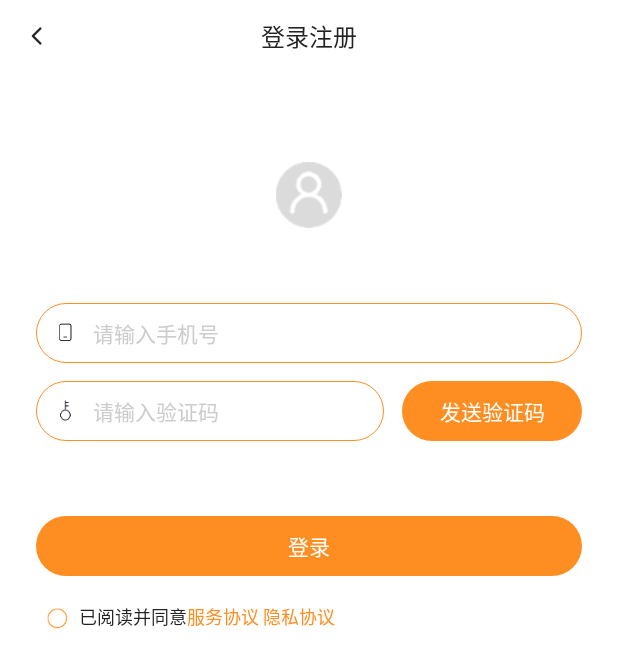
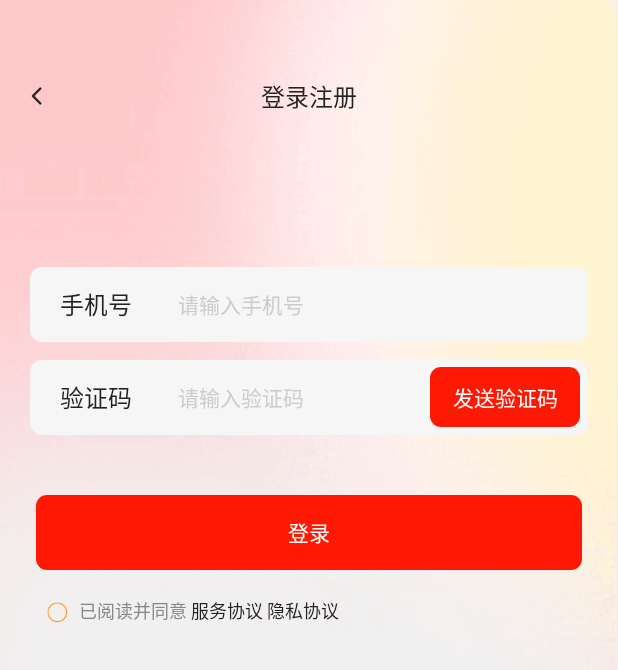
Before and after one commit to lipeng920417/YiQiZhuan, an Android app: the LoginActivity screen opened directly, with no data from a screen before it, on a phone screen of 412 x 824 dp. Shown: the top 670 px of the screen. Run offline under Robolectric (Android 15) with nearby library versions, the phone set to English and light mode, and no system bars; libraries missing offline, so code that uses them is left out: com.android.tu, com.gyf.immersionbar, com.jeremyliao.liveeventbus; plain views replace XEditText; 1 statement that could not run was skipped.

Commit message:
feat:样式修改

```diff
--- a/app/build.gradle
+++ b/app/build.gradle
@@ -115,6 +115,5 @@ dependencies {
     implementation  'io.github.scwang90:refresh-footer-ball:2.1.0'        //球脉冲加载
     implementation  'io.github.scwang90:refresh-footer-classics:2.1.0'    //经典加载
     api 'com.github.getActivity:XXPermissions:16.8'
-    api 'com.xw.repo:xedittext-androidx:2.3.0'
 
 }
--- a/app/src/main/java/com/yiqizhuan/app/ui/home/HomeFragment.java
+++ b/app/src/main/java/com/yiqizhuan/app/ui/home/HomeFragment.java
@@ -111,7 +111,7 @@ public class HomeFragment extends BaseFragment implements View.OnClickListener {
         jinGangWeiFlexibleAdapter.addItem(new JinGangQuFlexibleItem(getActivity(), R.mipmap.ic_mingpaifuzhuang, "名牌服装", "32"));
         jinGangWeiFlexibleAdapter.addItem(new JinGangQuFlexibleItem(getActivity(), R.mipmap.ic_chufangyongpin, "厨房用品", "8"));
         jinGangWeiFlexibleAdapter.addItem(new JinGangQuFlexibleItem(getActivity(), R.mipmap.ic_shoubiaoshechi, "手表奢侈", "15"));
-        jinGangWeiFlexibleAdapter.addItem(new JinGangQuFlexibleItem(getActivity(), R.mipmap.ic_richangbaihuo, "日常百货", "1"));
+        jinGangWeiFlexibleAdapter.addItem(new JinGangQuFlexibleItem(getActivity(), R.mipmap.ic_richangbaihuo, "日用百货", "1"));
         jinGangWeiFlexibleAdapter.addItem(new JinGangQuFlexibleItem(getActivity(), R.mipmap.ic_jifenduihuan, "积分兑换", "-1"));
     }
 
--- a/app/src/main/java/com/yiqizhuan/app/ui/login/LoginActivity.java
+++ b/app/src/main/java/com/yiqizhuan/app/ui/login/LoginActivity.java
@@ -14,6 +14,7 @@ import android.widget.TextView;
 
 import androidx.annotation.Nullable;
 
+import com.gyf.immersionbar.ImmersionBar;
 import com.jeremyliao.liveeventbus.LiveEventBus;
 import com.yiqizhuan.app.BuildConfig;
 import com.yiqizhuan.app.R;
@@ -48,6 +49,7 @@ public class LoginActivity extends BaseActivity implements View.OnClickListener
     @Override
     protected void onCreate(@Nullable Bundle savedInstanceState) {
         super.onCreate(savedInstanceState);
+        ImmersionBar.with(this).statusBarDarkFont(true).init();
         binding = ActivityLoginBinding.inflate(getLayoutInflater());
         setContentView(binding.getRoot());
         initView();
@@ -114,7 +116,7 @@ public class LoginActivity extends BaseActivity implements View.OnClickListener
             @Override
             public void updateDrawState(TextPaint ds) {
                 super.updateDrawState(ds);
-                ds.setColor(getColor(R.color.color_ff8e22));
+                ds.setColor(getColor(R.color.color_222222));
                 ds.setUnderlineText(false);
             }
         };
@@ -130,7 +132,7 @@ public class LoginActivity extends BaseActivity implements View.OnClickListener
             @Override
             public void updateDrawState(TextPaint ds) {
                 super.updateDrawState(ds);
-                ds.setColor(getColor(R.color.color_ff8e22));
+                ds.setColor(getColor(R.color.color_222222));
                 ds.setUnderlineText(false);
             }
         };
--- /dev/null
+++ b/app/src/main/res/drawable/background_conner_cccccc_8dp.xml
@@ -0,0 +1,6 @@
+<?xml version="1.0" encoding="utf-8"?>
+<shape xmlns:android="http://schemas.android.com/apk/res/android"
+    android:shape="rectangle">
+    <corners android:radius="8dp" />
+    <solid android:color="#CCCCCC"/>
+</shape>
--- /dev/null
+++ b/app/src/main/res/drawable/background_conner_f6f6f6_8dp.xml
@@ -0,0 +1,6 @@
+<?xml version="1.0" encoding="utf-8"?>
+<shape xmlns:android="http://schemas.android.com/apk/res/android"
+    android:shape="rectangle">
+    <corners android:radius="8dp" />
+    <solid android:color="#F6F6F6"/>
+</shape>
--- /dev/null
+++ b/app/src/main/res/drawable/background_conner_ff1804_7dp.xml
@@ -0,0 +1,6 @@
+<?xml version="1.0" encoding="utf-8"?>
+<shape xmlns:android="http://schemas.android.com/apk/res/android"
+    android:shape="rectangle">
+    <corners android:radius="7dp" />
+    <solid android:color="#FF1804"/>
+</shape>
--- a/app/src/main/res/layout/activity_exchange_project.xml
+++ b/app/src/main/res/layout/activity_exchange_project.xml
@@ -82,7 +82,7 @@
                     android:overScrollMode="never"
                     android:layout_marginLeft="20dp"
                     android:layout_marginRight="20dp"
-                    android:layout_marginTop="10dp"/>
+                    android:layout_marginTop="10dp" />
 
             </LinearLayout>
         </LinearLayout>
--- a/app/src/main/res/layout/activity_login.xml
+++ b/app/src/main/res/layout/activity_login.xml
@@ -1,39 +1,46 @@
 <?xml version="1.0" encoding="utf-8"?>
-<LinearLayout xmlns:android="http://schemas.android.com/apk/res/android"
+<RelativeLayout xmlns:android="http://schemas.android.com/apk/res/android"
     xmlns:app="http://schemas.android.com/apk/res-auto"
     xmlns:tools="http://schemas.android.com/tools"
     android:layout_width="match_parent"
     android:layout_height="match_parent"
-    android:background="@color/white"
-    android:orientation="vertical">
+    android:background="@color/color_f2f2f2">
 
+    <ImageView
+        android:layout_width="match_parent"
+        android:layout_height="match_parent"
+        android:scaleType="fitXY"
+        android:src="@mipmap/ic_home_bg"></ImageView>
+
+
+    <LinearLayout
+        android:layout_width="match_parent"
+        android:layout_height="match_parent"
+        android:orientation="vertical"
+        android:layout_marginTop="40dp">
 
         <include
             android:id="@+id/include_actionbar"
-        layout="@layout/include_actionbar" />
-
-    <ImageView
-        android:layout_width="44dp"
-        android:layout_height="44dp"
-        android:layout_gravity="center_horizontal"
-        android:layout_marginTop="60dp"
-        android:src="@mipmap/ic_header"></ImageView>
+            layout="@layout/include_actionbar_transparent" />
 
         <LinearLayout
             android:layout_width="match_parent"
-        android:layout_height="40dp"
-        android:layout_marginLeft="24dp"
-        android:layout_marginTop="50dp"
-        android:layout_marginRight="24dp"
-        android:background="@drawable/background_conner_26_ff8e22_stroke_solid_white"
+            android:layout_height="50dp"
+            android:layout_marginLeft="20dp"
+            android:layout_marginTop="90dp"
+            android:layout_marginRight="20dp"
+            android:background="@drawable/background_conner_f6f6f6_8dp"
             android:orientation="horizontal">
 
-        <ImageView
+            <TextView
                 android:layout_width="wrap_content"
                 android:layout_height="wrap_content"
                 android:layout_gravity="center_vertical"
-            android:layout_marginLeft="12dp"
-            android:src="@mipmap/ic_phone"></ImageView>
+                android:layout_marginLeft="20dp"
+                android:layout_marginRight="20dp"
+                android:text="手机号"
+                android:textColor="@color/color_222222"
+                android:textSize="16sp"></TextView>
 
             <com.xw.repo.XEditText
                 android:id="@+id/edtPhone"
@@ -46,8 +53,8 @@
                 android:background="@null"
                 android:hint="请输入手机号"
                 android:inputType="number"
+                android:maxLength="11"
                 android:padding="5dp"
-            android:maxLength="11"
                 android:singleLine="true"
                 android:textColor="@color/color_222222"
                 android:textColorHint="@color/color_cccccc"
@@ -58,25 +65,28 @@
 
         <LinearLayout
             android:layout_width="match_parent"
-        android:layout_height="40dp"
-        android:layout_marginLeft="24dp"
+            android:layout_height="50dp"
+            android:layout_marginLeft="20dp"
             android:layout_marginTop="12dp"
-        android:layout_marginRight="24dp"
-        android:orientation="horizontal">
+            android:layout_marginRight="20dp"
+            android:orientation="horizontal"
+            android:background="@drawable/background_conner_f6f6f6_8dp">
 
             <LinearLayout
                 android:layout_width="0dp"
-            android:layout_height="40dp"
+                android:layout_height="50dp"
                 android:layout_weight="1"
-            android:background="@drawable/background_conner_26_ff8e22_stroke_solid_white"
                 android:orientation="horizontal">
 
-            <ImageView
+                <TextView
                     android:layout_width="wrap_content"
                     android:layout_height="wrap_content"
                     android:layout_gravity="center_vertical"
-                android:layout_marginLeft="12dp"
-                android:src="@mipmap/ic_verifycode"></ImageView>
+                    android:layout_marginLeft="20dp"
+                    android:layout_marginRight="20dp"
+                    android:text="验证码"
+                    android:textColor="@color/color_222222"
+                    android:textSize="16sp"></TextView>
 
                 <com.xw.repo.XEditText
                     android:id="@+id/edtVerifycode"
@@ -89,6 +99,7 @@
                     android:background="@null"
                     android:hint="请输入验证码"
                     android:inputType="number"
+                    android:maxLength="8"
                     android:padding="5dp"
                     android:singleLine="true"
                     android:textColor="@color/color_222222"
@@ -100,57 +111,60 @@
 
             <TextView
                 android:id="@+id/tvSend"
-            android:layout_width="120dp"
+                android:layout_width="100dp"
                 android:layout_height="40dp"
+                android:layout_marginRight="5dp"
+                android:layout_gravity="center_vertical"
                 android:layout_marginLeft="12dp"
+                android:background="@drawable/background_conner_ff1804_7dp"
+                android:gravity="center"
                 android:text="发送验证码"
                 android:textColor="@color/white"
-            android:gravity="center"
-            android:textSize="14sp"
-            android:background="@drawable/background_conner_ff8e22_26dp"></TextView>
+                android:textSize="14sp"></TextView>
         </LinearLayout>
 
         <TextView
             android:id="@+id/tvLogin"
             android:layout_width="match_parent"
-        android:layout_height="40dp"
+            android:layout_height="50dp"
             android:layout_marginLeft="24dp"
-        android:layout_marginTop="50dp"
+            android:layout_marginTop="40dp"
             android:layout_marginRight="24dp"
+            android:background="@drawable/background_conner_ff1804_7dp"
+            android:gravity="center"
             android:text="登录"
             android:textColor="@color/white"
-        android:gravity="center"
-        android:textSize="14sp"
-        android:background="@drawable/background_conner_ff8e22_26dp"></TextView>
+            android:textSize="14sp"></TextView>
 
         <LinearLayout
             android:layout_width="wrap_content"
             android:layout_height="wrap_content"
-        android:orientation="horizontal"
             android:layout_marginLeft="24dp"
             android:layout_marginTop="12dp"
             android:layout_marginRight="24dp"
-        android:gravity="center_vertical">
+            android:gravity="center_vertical"
+            android:orientation="horizontal">
 
             <ImageView
                 android:id="@+id/ivCheckbox"
                 android:layout_width="wrap_content"
                 android:layout_height="wrap_content"
+                android:layout_marginTop="1dp"
+                android:padding="5dp"
                 android:scaleType="fitXY"
-            android:src="@mipmap/ic_checkbox"
-            android:layout_marginTop="1dp"
-            android:padding="5dp"/>
+                android:src="@mipmap/ic_checkbox" />
 
             <TextView
                 android:id="@+id/tvAgreement"
                 android:layout_width="wrap_content"
                 android:layout_height="wrap_content"
-            android:textSize="12sp"
-            android:textColor="@color/color_222222"
-            android:text="用户隐私协议">
-        </TextView>
+                android:text="用户隐私协议"
+                android:textColor="@color/color_888888"
+                android:textSize="12sp"></TextView>
+
+        </LinearLayout>
 
     </LinearLayout>
 
 
-</LinearLayout>
+</RelativeLayout>
--- a/app/src/main/res/layout/item_integral_detail.xml
+++ b/app/src/main/res/layout/item_integral_detail.xml
@@ -15,8 +15,7 @@
             android:layout_width="30dp"
             android:layout_height="30dp"
             android:layout_centerVertical="true"
-            android:src="@mipmap/ic_jifenduifu"
-            android:layout_marginLeft="15dp"></ImageView>
+            android:src="@mipmap/ic_jifenduifu"></ImageView>
 
 
         <LinearLayout
@@ -55,7 +54,6 @@
             android:layout_height="wrap_content"
             android:layout_alignParentRight="true"
             android:layout_centerVertical="true"
-            android:layout_marginRight="15dp"
             android:text="-¥800"
             android:textColor="@color/color_222222"
             android:textSize="16dp"></TextView>
--- a/app/src/main/res/layout/item_jin_gang_qu.xml
+++ b/app/src/main/res/layout/item_jin_gang_qu.xml
@@ -33,10 +33,12 @@
 
     <ImageView
         android:id="@+id/ivLiSheng"
-        android:layout_width="39dp"
-        android:layout_height="28dp"
+        android:layout_width="30dp"
+        android:layout_height="14dp"
         android:src="@mipmap/ic_lisheng"
         android:layout_alignParentRight="true"
+        android:layout_marginTop="3dp"
+        android:layout_marginRight="2dp"
         android:visibility="gone">
     </ImageView>
 
--- a/app/src/main/res/values/colors.xml
+++ b/app/src/main/res/values/colors.xml
@@ -38,6 +38,7 @@
     <color name="color_ff2222">#FF2222</color>
     <color name="color_line">#E0E0E0</color>
     <color name="color_ff6d00">#FF6D00</color>
+    <color name="color_ff1804">#FF1804</color>
 
 
 
--- a/app/src/main/res/values/strings.xml
+++ b/app/src/main/res/values/strings.xml
@@ -3,7 +3,7 @@
     <string name="title_home">首页</string>
     <string name="title_shopping">购物车</string>
     <string name="title_mine">我的</string>
-    <string name="login_read_and_agree">已阅读并同意%s %s</string>
+    <string name="login_read_and_agree">已阅读并同意 %s %s</string>
     <string name="login_service_agreement">服务协议</string>
     <string name="login_privacy_agreement">隐私协议</string>
 </resources>
```
Also changed, not shown: app/src/main/java/com/yiqizhuan/app/bean/GetHistoryExchange.java (+27 -0 lines), app/src/main/java/com/yiqizhuan/app/ui/integral/item/ExchangeProjectFlexibleItem.java (+16 -3 lines), app/src/main/res/layout/activity_setting.xml (+4 -4 lines), app/src/main/res/layout/item_exchange_project.xml (+7 -7 lines), app/src/main/res/mipmap-xxxhdpi/ic_lisheng.png, app/src/main/res/mipmap-xxxhdpi/ic_shenhezhong.png (added), app/src/main/res/mipmap-xxxhdpi/ic_weitongguo.png (added), 1 other file. Lines whose indentation alone changed are shown as unchanged.
